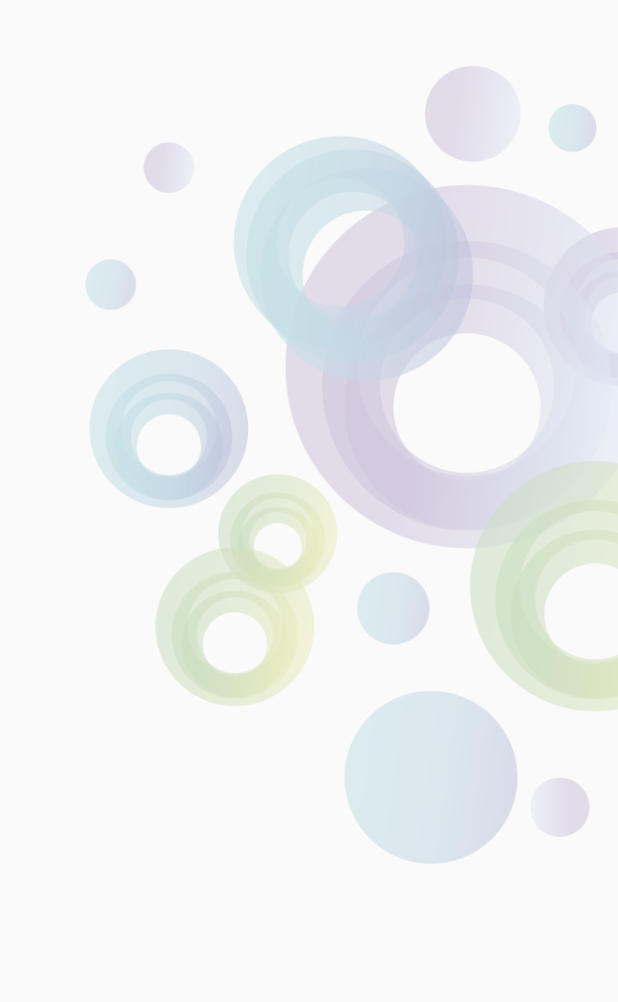
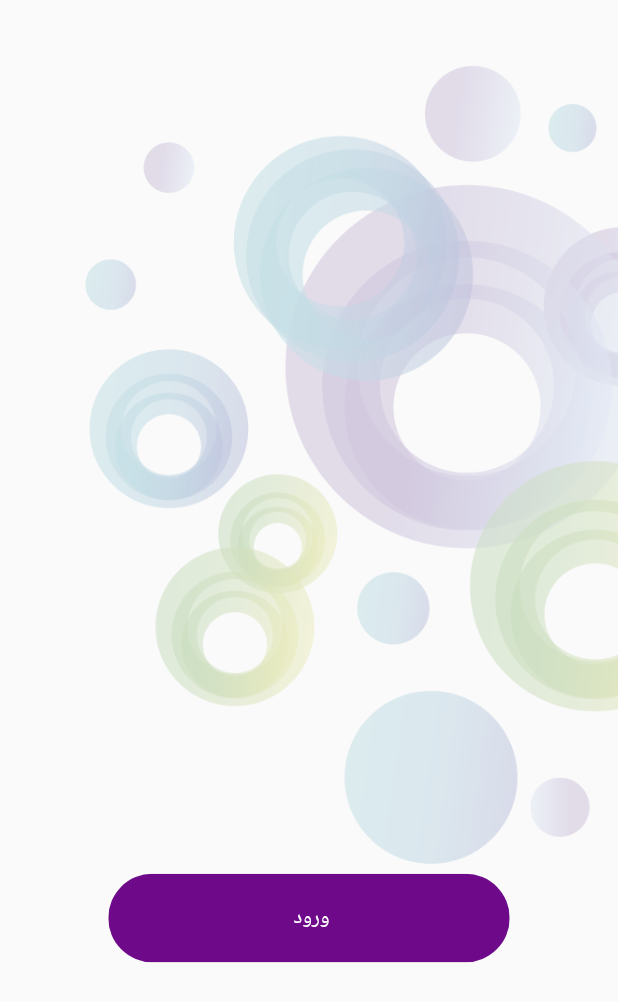
Before and after one commit to RozhanMk/NamaKala, a Flutter app: the screen it shows after launch, on a phone screen of 412 x 824 dp. Shown: the top 1002 px of the screen. Run offline on Flutter 3.47's test engine with Material 2 defaults, Android fonts, the phone set to English and light mode, and no system bars.

Commit message:
added login button

```diff
--- a/lib/pages/Welcome/Body.dart
+++ b/lib/pages/Welcome/Body.dart
@@ -9,8 +9,26 @@ class Body extends StatelessWidget {
     return Background(
       child: Column(
         mainAxisAlignment: MainAxisAlignment.center,
-        children: [
-
+        children: <Widget>[
+            SizedBox(
+              height: 400,
+            ),
+            Container(
+              child: ClipRRect(
+                borderRadius: BorderRadius.circular(30),
+                child: ElevatedButton(
+                  onPressed: () {},
+                  child: Text(
+                    " ورود",
+                    style: TextStyle(color: Colors.white),
+                  ),
+                  style: ElevatedButton.styleFrom(
+                  primary: Color.fromRGBO(110, 10, 138,1),
+                  padding: EdgeInsets.symmetric(horizontal: 120, vertical: 20),
+                )
+              )
+            )
+          )
         ],
       ),
       size: size,
```
